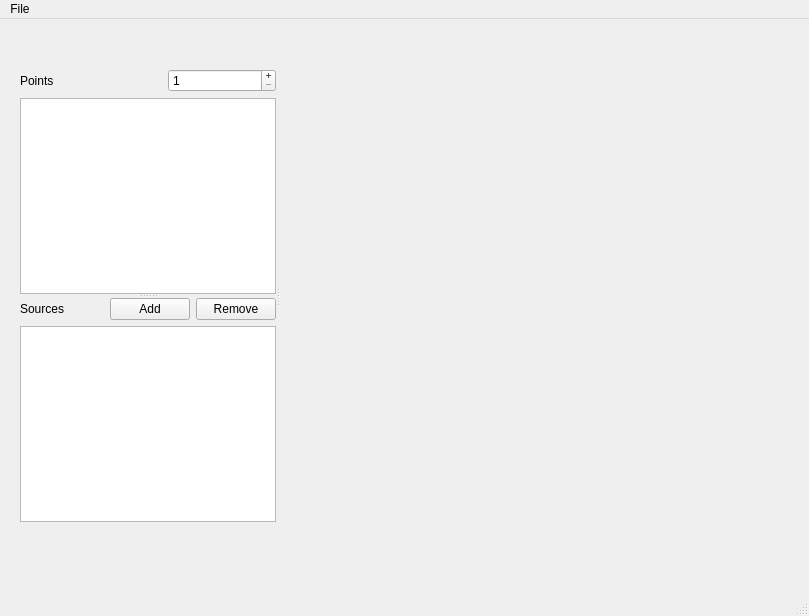
Above: mainwindow.ui from swissChili/morphologica before the change. Below: the same form after it.
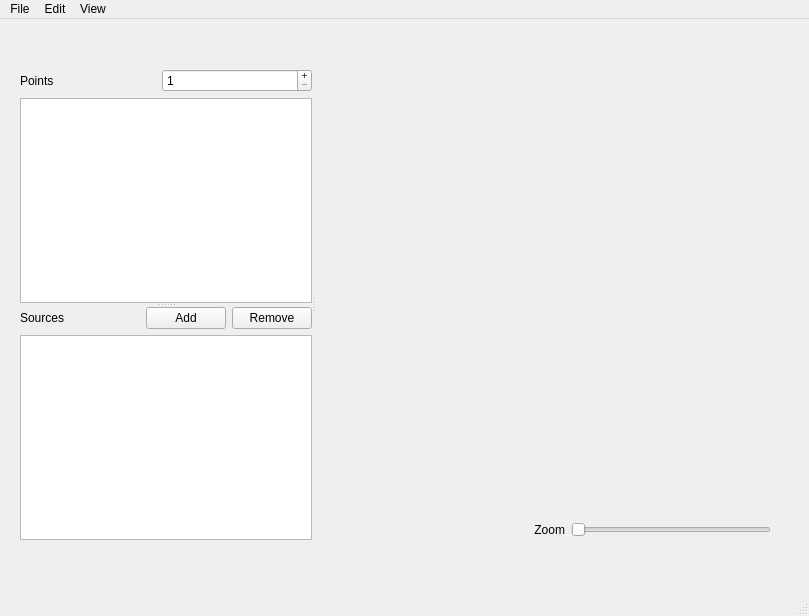
That is the form after the change. Icons and pictures are not drawn.

Commit message: Add zoom, key binds for next and previous point

What changed in the file:
```diff
--- a/mainwindow.ui
+++ b/mainwindow.ui
@@ -29,8 +29,8 @@
      <rect>
       <x>20</x>
       <y>50</y>
-      <width>721</width>
-      <height>453</height>
+      <width>751</width>
+      <height>471</height>
      </rect>
     </property>
     <property name="orientation">
@@ -73,11 +73,17 @@
          <item>
           <widget class="QSpinBox" name="pointSpinBox">
            <property name="sizePolicy">
-            <sizepolicy hsizetype="Expanding" vsizetype="Fixed">
+            <sizepolicy hsizetype="Fixed" vsizetype="Fixed">
              <horstretch>0</horstretch>
              <verstretch>0</verstretch>
             </sizepolicy>
            </property>
+           <property name="minimumSize">
+            <size>
+             <width>150</width>
+             <height>0</height>
+            </size>
+           </property>
            <property name="buttonSymbols">
             <enum>QAbstractSpinBox::PlusMinus</enum>
            </property>
@@ -142,19 +148,77 @@
       </layout>
      </widget>
     </widget>
-    <widget class="QWidget" name="graphicsView" native="true">
-     <property name="sizePolicy">
-      <sizepolicy hsizetype="Expanding" vsizetype="Preferred">
-       <horstretch>1</horstretch>
-       <verstretch>0</verstretch>
-      </sizepolicy>
-     </property>
-     <property name="minimumSize">
-      <size>
-       <width>400</width>
-       <height>500</height>
-      </size>
-     </property>
+    <widget class="QWidget" name="">
+     <layout class="QVBoxLayout" name="imageVLayout">
+      <item>
+       <widget class="QWidget" name="graphicsView" native="true">
+        <property name="sizePolicy">
+         <sizepolicy hsizetype="Expanding" vsizetype="Expanding">
+          <horstretch>1</horstretch>
+          <verstretch>0</verstretch>
+         </sizepolicy>
+        </property>
+        <property name="minimumSize">
+         <size>
+          <width>400</width>
+          <height>400</height>
+         </size>
+        </property>
+       </widget>
+      </item>
+      <item>
+       <layout class="QHBoxLayout" name="zoomHLayout">
+        <item>
+         <spacer name="horizontalSpacer_3">
+          <property name="orientation">
+           <enum>Qt::Horizontal</enum>
+          </property>
+          <property name="sizeHint" stdset="0">
+           <size>
+            <width>40</width>
+            <height>20</height>
+           </size>
+          </property>
+         </spacer>
+        </item>
+        <item>
+         <widget class="QLabel" name="zoomLabel">
+          <property name="text">
+           <string>Zoom</string>
+          </property>
+          <property name="alignment">
+           <set>Qt::AlignRight|Qt::AlignTrailing|Qt::AlignVCenter</set>
+          </property>
+         </widget>
+        </item>
+        <item>
+         <widget class="QSlider" name="zoomSlider">
+          <property name="sizePolicy">
+           <sizepolicy hsizetype="Fixed" vsizetype="Fixed">
+            <horstretch>0</horstretch>
+            <verstretch>0</verstretch>
+           </sizepolicy>
+          </property>
+          <property name="minimumSize">
+           <size>
+            <width>200</width>
+            <height>0</height>
+           </size>
+          </property>
+          <property name="maximumSize">
+           <size>
+            <width>200</width>
+            <height>16777215</height>
+           </size>
+          </property>
+          <property name="orientation">
+           <enum>Qt::Horizontal</enum>
+          </property>
+         </widget>
+        </item>
+       </layout>
+      </item>
+     </layout>
     </widget>
    </widget>
   </widget>
@@ -164,7 +228,7 @@
      <x>0</x>
      <y>0</y>
      <width>809</width>
-     <height>21</height>
+     <height>24</height>
     </rect>
    </property>
    <widget class="QMenu" name="menuFile">
@@ -177,7 +241,23 @@
     <addaction name="actionSave_project_as"/>
     <addaction name="actionOpen_project"/>
    </widget>
+   <widget class="QMenu" name="menuEdit">
+    <property name="title">
+     <string>Edit</string>
+    </property>
+    <addaction name="actionNext_point"/>
+    <addaction name="actionPrevious_point"/>
+   </widget>
+   <widget class="QMenu" name="menuView">
+    <property name="title">
+     <string>View</string>
+    </property>
+    <addaction name="actionZoom_in"/>
+    <addaction name="actionZoom_out"/>
+   </widget>
    <addaction name="menuFile"/>
+   <addaction name="menuEdit"/>
+   <addaction name="menuView"/>
   </widget>
   <widget class="QStatusBar" name="statusbar"/>
   <action name="actionExport">
```
Left out of the diff: 35 changed lines with no effect on the pictures. The commit also changes 4 other files.
